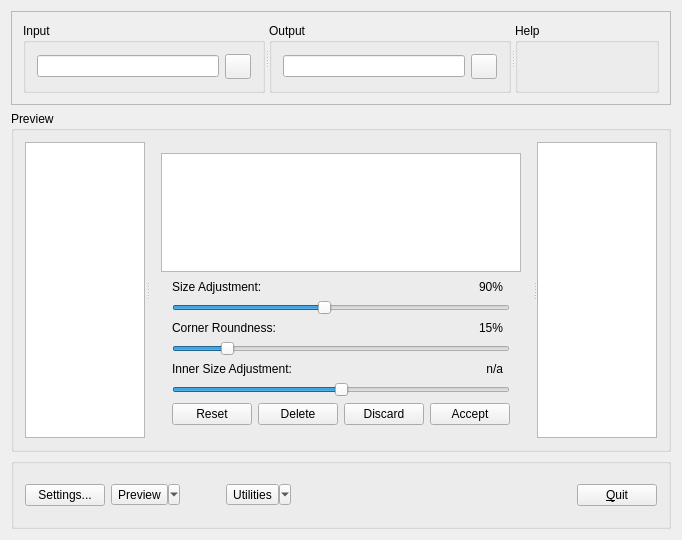
Qt form gerberstencilgenerator.ui (tobiasvogel/GerberStencilGenerator) before a commit.
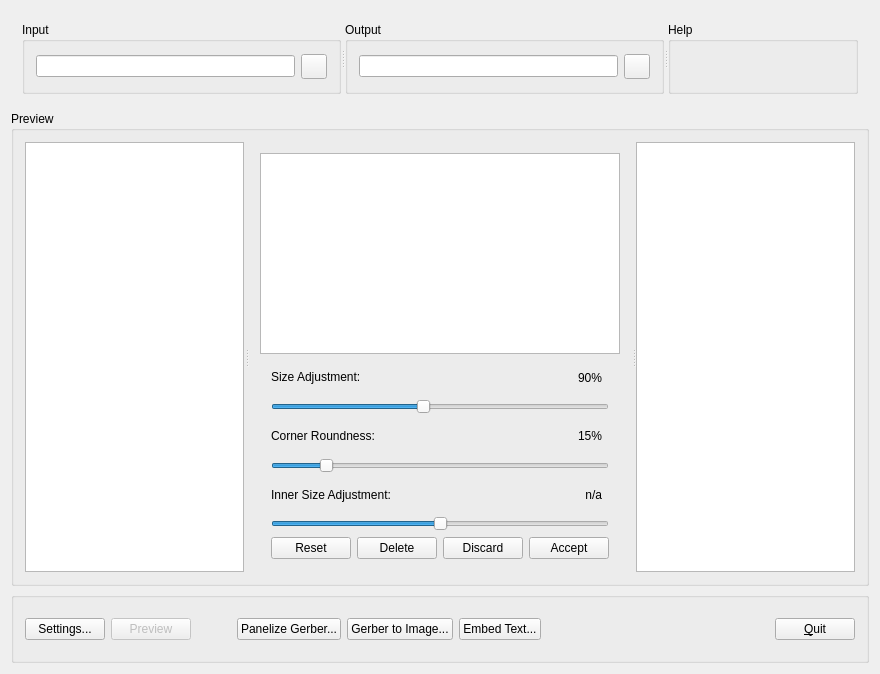
The same form after that commit. Icons and pictures are not drawn. Custom widgets are drawn as their Qt base class.

Commit message: Replaced QToolButtons by QPushButtons

Patch:
```diff
--- a/gerberstencilgenerator.ui
+++ b/gerberstencilgenerator.ui
@@ -6,8 +6,8 @@
    <rect>
     <x>0</x>
     <y>0</y>
-    <width>667</width>
-    <height>540</height>
+    <width>880</width>
+    <height>674</height>
    </rect>
   </property>
   <property name="windowTitle">
@@ -35,10 +35,13 @@
       </size>
      </property>
      <property name="frameShape">
-      <enum>QFrame::StyledPanel</enum>
+      <enum>QFrame::NoFrame</enum>
      </property>
      <property name="frameShadow">
-      <enum>QFrame::Raised</enum>
+      <enum>QFrame::Plain</enum>
+     </property>
+     <property name="lineWidth">
+      <number>0</number>
      </property>
      <layout class="QVBoxLayout" name="verticalLayout_3">
       <item>
@@ -498,7 +501,10 @@
        </widget>
       </item>
       <item>
-       <widget class="QToolButton" name="previewButton">
+       <widget class="QPushButton" name="previewButton">
+        <property name="enabled">
+         <bool>false</bool>
+        </property>
         <property name="text">
          <string>Preview</string>
         </property>
@@ -506,15 +512,6 @@
          <iconset resource="resources.qrc">
           <normaloff>:/res/search</normaloff>:/res/search</iconset>
         </property>
-        <property name="checkable">
-         <bool>false</bool>
-        </property>
-        <property name="popupMode">
-         <enum>QToolButton::MenuButtonPopup</enum>
-        </property>
-        <property name="toolButtonStyle">
-         <enum>Qt::ToolButtonTextBesideIcon</enum>
-        </property>
        </widget>
       </item>
       <item>
@@ -534,19 +531,35 @@
        </spacer>
       </item>
       <item>
-       <widget class="QToolButton" name="utilitiesButton">
+       <widget class="QPushButton" name="panelizeGerberButton">
         <property name="text">
-         <string>Utilities</string>
+         <string>Panelize Gerber...</string>
         </property>
         <property name="icon">
          <iconset resource="resources.qrc">
           <normaloff>:/res/toolbox</normaloff>:/res/toolbox</iconset>
         </property>
-        <property name="popupMode">
-         <enum>QToolButton::MenuButtonPopup</enum>
+       </widget>
+      </item>
+      <item>
+       <widget class="QPushButton" name="plotGerberButton">
+        <property name="text">
+         <string>Gerber to Image...</string>
         </property>
-        <property name="toolButtonStyle">
-         <enum>Qt::ToolButtonTextBesideIcon</enum>
+        <property name="icon">
+         <iconset resource="resources.qrc">
+          <normaloff>:/res/plot</normaloff>:/res/plot</iconset>
+        </property>
+       </widget>
+      </item>
+      <item>
+       <widget class="QPushButton" name="embedLetterButton">
+        <property name="text">
+         <string>Embed Text...</string>
+        </property>
+        <property name="icon">
+         <iconset resource="resources.qrc">
+          <normaloff>:/res/embedtext</normaloff>:/res/embedtext</iconset>
         </property>
        </widget>
       </item>
```
Left out of the diff: 4 changed lines with no effect on the pictures. The commit also changes 5 other files.
